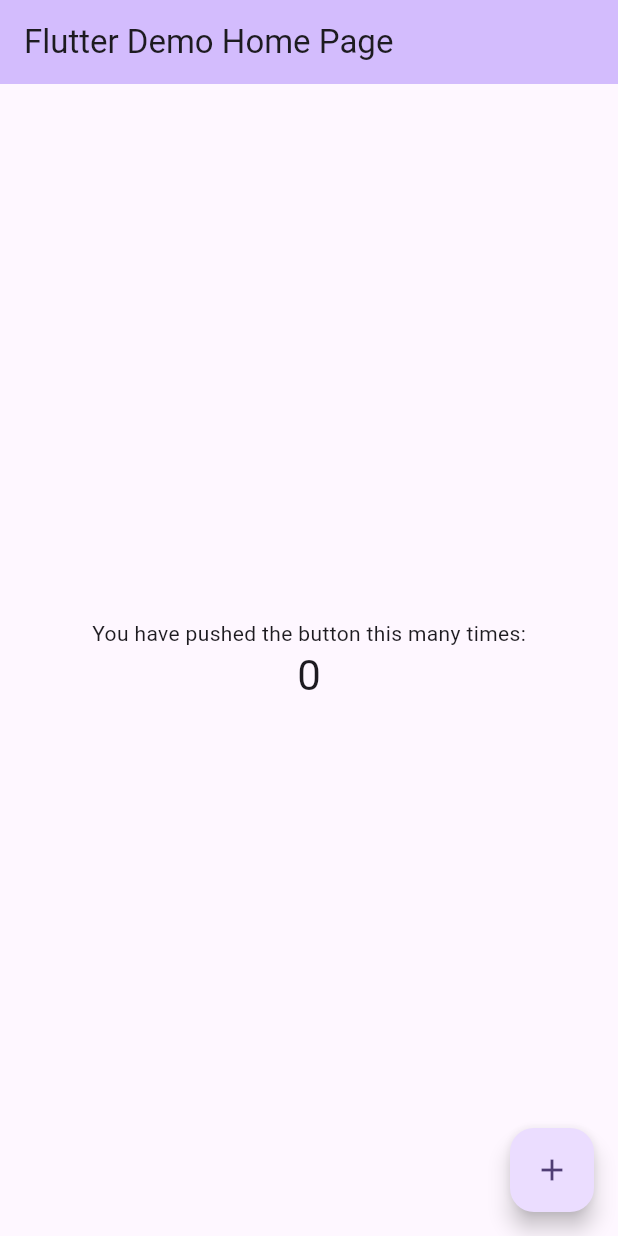
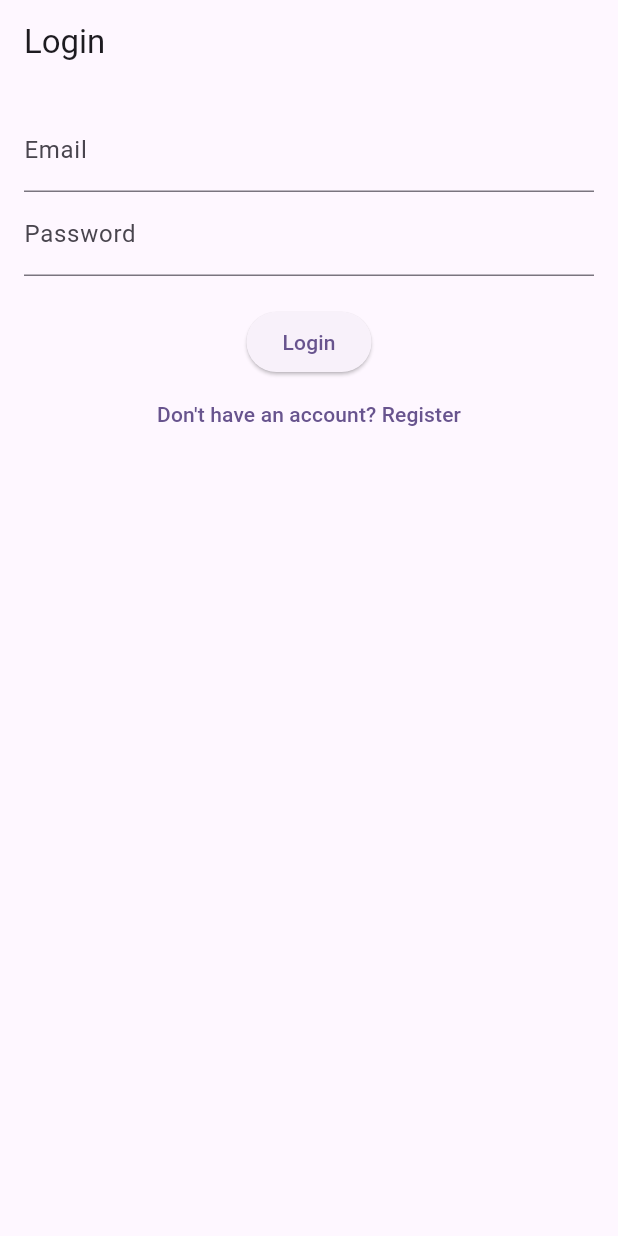
Before and after one commit to DavidTraitz/QuickTeam, a Flutter app: the screen it shows after launch, on a phone screen of 412 x 824 dp. Run offline on Flutter 3.47's test engine with Material 3 defaults, Android fonts, the phone set to English and light mode, and no system bars.

Commit message:
Implemented login and registration pages

```diff
--- a/project/lib/main.dart
+++ b/project/lib/main.dart
@@ -1,4 +1,5 @@
 import 'package:flutter/material.dart';
+import 'screens/login_screen.dart';
 
 void main() {
   runApp(const MyApp());
@@ -12,7 +13,7 @@ class MyApp extends StatelessWidget {
   @override
   Widget build(BuildContext context) {
     return MaterialApp(
-      title: 'Flutter Demo',
+      title: 'QuickTeam',
       theme: ThemeData(
         // This is the theme of your application.
         //
@@ -32,12 +33,13 @@ class MyApp extends StatelessWidget {
         colorScheme: ColorScheme.fromSeed(seedColor: Colors.deepPurple),
         useMaterial3: true,
       ),
-      home: const MyHomePage(title: 'Flutter Demo Home Page'),
+      // home: const MyHomePage(title: 'QuickTeam'),
+      home: LoginScreen(),
     );
   }
 }
 
-class MyHomePage extends StatefulWidget {
+/* class MyHomePage extends StatefulWidget {
   const MyHomePage({super.key, required this.title});
 
   // This widget is the home page of your application. It is stateful, meaning
@@ -124,3 +126,4 @@ class _MyHomePageState extends State<MyHomePage> {
     );
   }
 }
+*/
--- /dev/null
+++ b/project/lib/screens/login_screen.dart
@@ -0,0 +1,84 @@
+import 'package:flutter/material.dart';
+import 'registration_screen.dart';
+
+class LoginScreen extends StatefulWidget {
+  @override
+  _LoginScreenState createState() => _LoginScreenState();
+}
+
+class _LoginScreenState extends State<LoginScreen> {
+  final _formKey = GlobalKey<FormState>();
+  String _email = '';
+  String _password = '';
+
+  @override
+  Widget build(BuildContext context) {
+    return Scaffold(
+      appBar: AppBar(
+        title: Text('Login'),
+      ),
+      body: Padding(
+        padding: EdgeInsets.all(16.0),
+        child: Form(
+          key: _formKey,
+          child: Column(
+            children: [
+              TextFormField(
+                decoration: InputDecoration(labelText: 'Email'),
+                validator: (value) {
+                  if (value == null || value.isEmpty) {
+                    return 'Please enter your email';
+                  }
+                  if (!RegExp(r'\S+@\S+\.\S+').hasMatch(value)) {
+                    return 'Please enter a valid email';
+                  }
+                  return null;
+                },
+                onSaved: (value) {
+                  _email = value!;
+                },
+              ),
+              TextFormField(
+                decoration: InputDecoration(labelText: 'Password'),
+                obscureText: true,
+                validator: (value) {
+                  if (value == null || value.isEmpty) {
+                    return 'Please enter your password';
+                  }
+                  if (value.length < 6) {
+                    return 'Password must be at least 6 characters long';
+                  }
+                  return null;
+                },
+                onSaved: (value) {
+                  _password = value!;
+                },
+              ),
+              SizedBox(height: 20),
+              ElevatedButton(
+                onPressed: () {
+                  if (_formKey.currentState!.validate()) {
+                    _formKey.currentState!.save();
+                    // Perform login with _email and _password
+                    print('Login with $_email and $_password');
+                  }
+                },
+                child: Text('Login'),
+              ),
+              TextButton(
+                onPressed: () {
+                  Navigator.push(
+                    context,
+                    MaterialPageRoute(
+                        builder: (context) => RegistrationScreen()),
+                  );
+                },
+                child: Text('Don\'t have an account? Register'),
+              ),
+            ],
+          ),
+        ),
+      ),
+    );
+  }
+}
--- /dev/null
+++ b/project/lib/screens/registration_screen.dart
@@ -0,0 +1,90 @@
+import 'package:flutter/material.dart';
+
+class RegistrationScreen extends StatefulWidget {
+  @override
+  _RegistrationScreenState createState() => _RegistrationScreenState();
+}
+
+class _RegistrationScreenState extends State<RegistrationScreen> {
+  final _formKey = GlobalKey<FormState>();
+  String _email = '';
+  String _password = '';
+  String _confirmPassword = '';
+
+  @override
+  Widget build(BuildContext context) {
+    return Scaffold(
+      appBar: AppBar(
+        title: Text('Register'),
+      ),
+      body: Padding(
+        padding: EdgeInsets.all(16.0),
+        child: Form(
+          key: _formKey,
+          child: Column(
+            children: [
+              TextFormField(
+                decoration: InputDecoration(labelText: 'Email'),
+                validator: (value) {
+                  if (value == null || value.isEmpty) {
+                    return 'Please enter your email';
+                  }
+                  if (!RegExp(r'\S+@\S+\.\S+').hasMatch(value)) {
+                    return 'Please enter a valid email';
+                  }
+                  return null;
+                },
+                onSaved: (value) {
+                  _email = value!;
+                },
+              ),
+              TextFormField(
+                decoration: InputDecoration(labelText: 'Password'),
+                obscureText: true,
+                validator: (value) {
+                  if (value == null || value.isEmpty) {
+                    return 'Please enter your password';
+                  }
+                  if (value.length < 6) {
+                    return 'Password must be at least 6 characters long';
+                  }
+                  return null;
+                },
+                onSaved: (value) {
+                  _password = value!;
+                },
+              ),
+              TextFormField(
+                decoration: InputDecoration(labelText: 'Confirm Password'),
+                obscureText: true,
+                validator: (value) {
+                  if (value == null || value.isEmpty) {
+                    return 'Please confirm your password';
+                  }
+                  if (value != _password) {
+                    return 'Passwords do not match';
+                  }
+                  return null;
+                },
+                onSaved: (value) {
+                  _confirmPassword = value!;
+                },
+              ),
+              SizedBox(height: 20),
+              ElevatedButton(
+                onPressed: () {
+                  if (_formKey.currentState!.validate()) {
+                    _formKey.currentState!.save();
+                    // Perform registration with _email and _password
+                    print('Register with $_email and $_password');
+                  }
+                },
+                child: Text('Register'),
+              ),
+            ],
+          ),
+        ),
+      ),
+    );
+  }
+}
```
